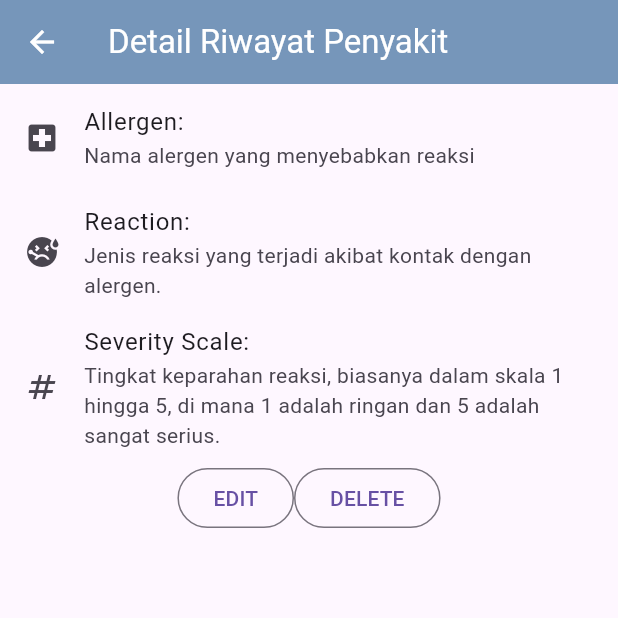
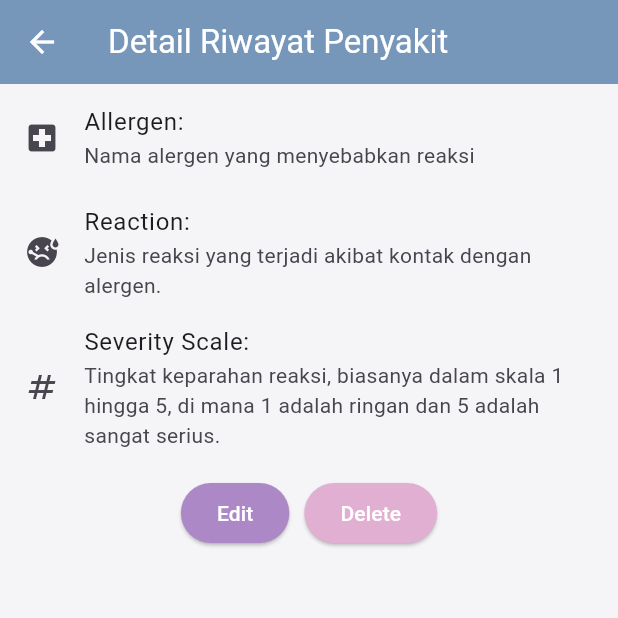
Before and after one commit to bintangyosua/manajemen_riwayat_alergi, a Flutter app: the ProdukDetail screen opened directly with empty values, on a phone screen of 412 x 824 dp, the top half of it. Run offline on Flutter 3.47's test engine with Material 3 defaults, Android fonts, the phone set to English and light mode, and no system bars; our stand-ins replace shared_preferences; accounts and stored records are empty; Roboto replaces fonts that are missing (Calibri); project files that could hold a hidden picture were left out.

Commit message:
style 2 finished

```diff
--- a/lib/main.dart
+++ b/lib/main.dart
@@ -41,11 +41,13 @@ class _MyAppState extends State<MyApp> {
       debugShowCheckedModeBanner: false,
       home: page,
       theme: ThemeData(
+          fontFamily: 'Calibri',
           primarySwatch: Colors.blue,
           appBarTheme: const AppBarTheme(
               backgroundColor: Color.fromRGBO(120, 157, 188, 1),
               foregroundColor: Colors.white,
-              elevation: 4.0)),
+              elevation: 4.0),
+          scaffoldBackgroundColor: const Color(0xFFF5F5F7)),
     );
   }
 }
--- a/lib/ui/produk_detail.dart
+++ b/lib/ui/produk_detail.dart
@@ -43,6 +43,9 @@ class _ProdukDetailState extends State<ProdukDetail> {
               subtitle: const Text(
                   'Tingkat keparahan reaksi, biasanya dalam skala 1 hingga 5, di mana 1 adalah ringan dan 5 adalah sangat serius.'),
             ),
+            const SizedBox(
+              height: 10,
+            ),
             _tombolHapusEdit()
           ],
         ),
@@ -55,23 +58,36 @@ class _ProdukDetailState extends State<ProdukDetail> {
       mainAxisSize: MainAxisSize.min,
       children: [
 // Tombol Edit
-        OutlinedButton(
-          child: const Text("EDIT"),
+        ElevatedButton(
+          style: ButtonStyle(
+            backgroundColor: WidgetStateProperty.all(const Color(0xFFAD88C6)),
+          ),
           onPressed: () {
             Navigator.push(
               context,
               MaterialPageRoute(
                 builder: (context) => ProdukForm(
-                  produk: widget.produk!,
+                  produk: widget.produk,
                 ),
               ),
             );
           },
+          child: const Text(
+            "Edit",
+            style: TextStyle(color: Colors.white),
+          ),
         ),
+        const SizedBox(width: 10),
 // Tombol Hapus
-        OutlinedButton(
-          child: const Text("DELETE"),
+        ElevatedButton(
+          style: ButtonStyle(
+              backgroundColor:
+                  WidgetStateProperty.all(const Color(0xFFE1AFD1))),
           onPressed: () => confirmHapus(),
+          child: const Text(
+            "Delete",
+            style: TextStyle(color: Colors.white),
+          ),
         ),
       ],
     );
@@ -82,10 +98,16 @@ class _ProdukDetailState extends State<ProdukDetail> {
       content: const Text("Yakin ingin menghapus data ini?"),
       actions: [
 //tombol hapus
-        OutlinedButton(
-          child: const Text("Ya"),
+        ElevatedButton(
+          style: ButtonStyle(
+              backgroundColor:
+                  WidgetStateProperty.all(const Color(0xFFF05A7E))),
+          child: const Text(
+            "Ya",
+            style: TextStyle(color: Colors.white),
+          ),
           onPressed: () {
-            ProdukBloc.deleteProduk(id: widget.produk!.id!).then(
+            ProdukBloc.deleteProduk(id: widget.produk.id!).then(
                 (value) => {
                       Navigator.of(context).push(MaterialPageRoute(
                           builder: (context) => const ProdukPage()))
--- a/lib/ui/produk_page.dart
+++ b/lib/ui/produk_page.dart
@@ -95,6 +95,7 @@ class ItemProduk extends StatelessWidget {
                     )));
       },
       child: Card(
+        color: Colors.white,
         child: ListTile(
           title: Text(produk.allergen!),
           subtitle: Text(produk.reaction.toString()),
--- a/pubspec.yaml
+++ b/pubspec.yaml
@@ -19,3 +19,8 @@ dev_dependencies:
 
 flutter:
   uses-material-design: true
+  fonts:
+    - family: Calibri
+      fonts:
+        # - asset: assets/fonts/calibri-regular.ttf
+        - asset: assets/fonts/calibri-regular.ttf
```
Also changed, not shown: lib/ui/login_page.dart (+19 -8 lines), lib/ui/produk_form.dart (+9 -2 lines), lib/ui/registrasi_page.dart (+16 -7 lines), assets/fonts/calibri-bold-italic.ttf (added), assets/fonts/calibri-bold.ttf (added), assets/fonts/calibri-italic.ttf (added), assets/fonts/calibri-regular.ttf (added), assets/fonts/roman.ttf (added).
